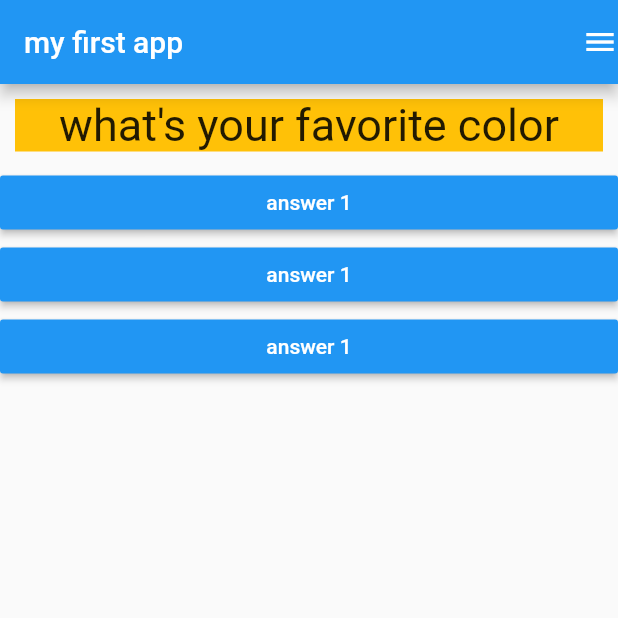
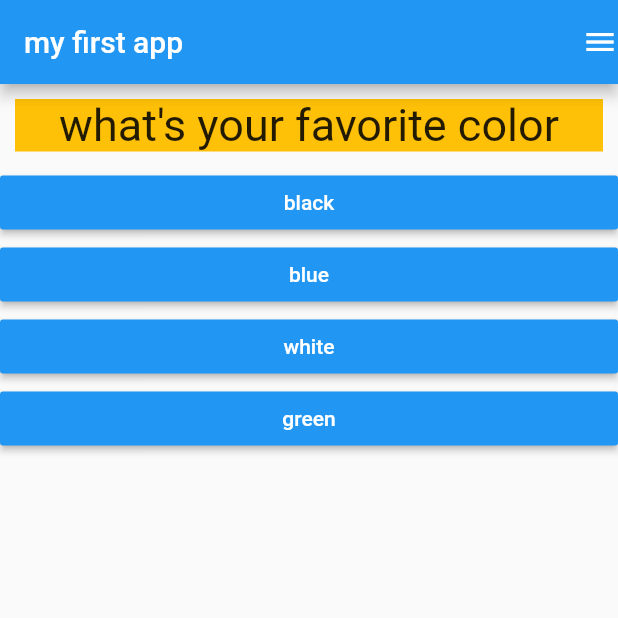
Before and after one commit to pradhumna896/flutter_practies, a Flutter app: the screen it shows after launch, on a phone screen of 412 x 824 dp, the top half of it. Run offline on Flutter 3.47's test engine with Material 2 defaults, Android fonts, the phone set to English and light mode, and no system bars.

Commit message:
initial commit

```diff
--- a/lib/answer.dart
+++ b/lib/answer.dart
@@ -2,17 +2,17 @@ import 'package:flutter/material.dart';
 
 class Answer extends StatelessWidget {
   final Function() selectHandler;
-  Answer(this.selectHandler);
+  final String ansewrText;
+  Answer(this.selectHandler,this.ansewrText);
 
   @override
   Widget build(BuildContext context) {
     return Container(
       width: double.infinity,
-
       child: RaisedButton(
         color: Colors.blue,
-        textColor:Colors.white,
-        child:const Text('answer 1'),
+        textColor: Colors.white,
+        child: Text(ansewrText),
         onPressed: selectHandler,
       ),
     );
--- a/lib/main.dart
+++ b/lib/main.dart
@@ -8,24 +8,19 @@ import './answer.dart';
 void main() => runApp(MyApp());
 
 class MyApp extends StatefulWidget {
-
   @override
   State<StatefulWidget> createState() {
     // TODO: implement createState
     return MyAppState();
   }
+}
 
-
-}
-class MyAppState extends State<MyApp>{
+class MyAppState extends State<MyApp> {
   var questionIndex = 0;
-
-
 
   void answerQuetion() {
     setState(() {
-       questionIndex = questionIndex + 1;
-
+      questionIndex = questionIndex + 1;
     });
 
     print(questionIndex);
@@ -34,19 +29,18 @@ class MyAppState extends State<MyApp>{
   @override
   Widget build(BuildContext context) {
     var questions = [
-      {'questionText':'what\'s your favorite color',
-        'answer':['black','blue','white','green']
+      {
+        'questionText': 'what\'s your favorite color',
+        'answer': ['black', 'blue', 'white', 'green']
       },
       {
         'questionText': 'what\'s your favorite animal',
-        'answer':['snake','eliphant','camel','tiger']
+        'answer': ['snake', 'eliphant', 'camel', 'tiger']
       },
-       {
+      {
         'questionText': 'who\'s your favorite celebrity',
-        'answer':['messi','ronaldo','akshay','virat']
+        'answer': ['messi', 'ronaldo', 'akshay', 'virat']
       }
-
-
     ];
     return MaterialApp(
       debugShowCheckedModeBanner: false,
@@ -62,11 +56,11 @@ class MyAppState extends State<MyApp>{
         body: Column(
           children: [
             Questions(
-              questions[questionIndex]['questionText'] as String,),
-            Answer(answerQuetion),
-            Answer(answerQuetion),
-            Answer(answerQuetion),
-
+              questions[questionIndex]['questionText'] as String,
+            ),
+            ...(questions[questionIndex]['answer'] as List<String>).map((answer) {
+              return Answer(answerQuetion,answer);
+            })
           ],
         ),
       ),
```
